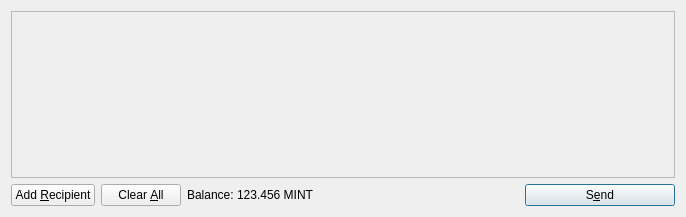
Before: the Qt Designer form src/qt/forms/sendcoinsdialog.ui in MintcoinCommunity/Mintcoin-Desktop-Wallet, drawn with Qt 5.
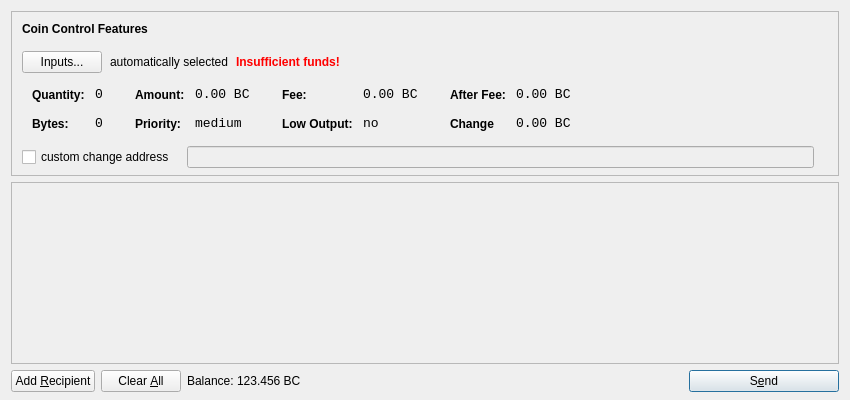
After: the same form once the commit is applied. Icons and pictures are not drawn.

Commit message:
CoinControl features added
Review and pull if all looks accurate.

```diff
--- a/src/qt/forms/sendcoinsdialog.ui
+++ b/src/qt/forms/sendcoinsdialog.ui
@@ -6,14 +6,615 @@
    <rect>
     <x>0</x>
     <y>0</y>
-    <width>686</width>
-    <height>217</height>
+    <width>850</width>
+    <height>400</height>
    </rect>
   </property>
   <property name="windowTitle">
    <string>Send Coins</string>
   </property>
-  <layout class="QVBoxLayout" name="verticalLayout">
+  <layout class="QVBoxLayout" name="verticalLayout" stretch="0,1,0">
+   <property name="bottomMargin">
+    <number>8</number>
+   </property>
+   <item>
+    <widget class="QFrame" name="frameCoinControl">
+     <property name="sizePolicy">
+      <sizepolicy hsizetype="Expanding" vsizetype="Expanding">
+       <horstretch>0</horstretch>
+       <verstretch>0</verstretch>
+      </sizepolicy>
+     </property>
+     <property name="maximumSize">
+      <size>
+       <width>16777215</width>
+       <height>16777215</height>
+      </size>
+     </property>
+     <property name="frameShape">
+      <enum>QFrame::StyledPanel</enum>
+     </property>
+     <property name="frameShadow">
+      <enum>QFrame::Sunken</enum>
+     </property>
+     <layout class="QVBoxLayout" name="verticalLayoutCoinControl2">
+      <property name="spacing">
+       <number>-1</number>
+      </property>
+      <property name="leftMargin">
+       <number>0</number>
+      </property>
+      <property name="topMargin">
+       <number>0</number>
+      </property>
+      <property name="rightMargin">
+       <number>0</number>
+      </property>
+      <property name="bottomMargin">
+       <number>6</number>
+      </property>
+      <item>
+       <layout class="QVBoxLayout" name="verticalLayoutCoinControl" stretch="0,0,0,0,1">
+        <property name="spacing">
+         <number>0</number>
+        </property>
+        <property name="leftMargin">
+         <number>10</number>
+        </property>
+        <property name="topMargin">
+         <number>10</number>
+        </property>
+        <item>
+         <layout class="QHBoxLayout" name="horizontalLayoutCoinControl1">
+          <property name="bottomMargin">
+           <number>15</number>
+          </property>
+          <item>
+           <widget class="QLabel" name="labelCoinControlFeatures">
+            <property name="sizePolicy">
+             <sizepolicy hsizetype="Preferred" vsizetype="Maximum">
+              <horstretch>0</horstretch>
+              <verstretch>0</verstretch>
+             </sizepolicy>
+            </property>
+            <property name="font">
+             <font>
+              <weight>75</weight>
+              <bold>true</bold>
+             </font>
+            </property>
+            <property name="styleSheet">
+             <string notr="true">font-weight:bold;</string>
+            </property>
+            <property name="text">
+             <string>Coin Control Features</string>
+            </property>
+           </widget>
+          </item>
+         </layout>
+        </item>
+        <item>
+         <layout class="QHBoxLayout" name="horizontalLayoutCoinControl2" stretch="0,0,0,0">
+          <property name="spacing">
+           <number>8</number>
+          </property>
+          <property name="bottomMargin">
+           <number>10</number>
+          </property>
+          <item>
+           <widget class="QPushButton" name="pushButtonCoinControl">
+            <property name="styleSheet">
+             <string notr="true"/>
+            </property>
+            <property name="text">
+             <string>Inputs...</string>
+            </property>
+           </widget>
+          </item>
+          <item>
+           <widget class="QLabel" name="labelCoinControlAutomaticallySelected">
+            <property name="text">
+             <string>automatically selected</string>
+            </property>
+            <property name="margin">
+             <number>5</number>
+            </property>
+           </widget>
+          </item>
+          <item>
+           <widget class="QLabel" name="labelCoinControlInsuffFunds">
+            <property name="font">
+             <font>
+              <weight>75</weight>
+              <bold>true</bold>
+             </font>
+            </property>
+            <property name="styleSheet">
+             <string notr="true">color:red;font-weight:bold;</string>
+            </property>
+            <property name="text">
+             <string>Insufficient funds!</string>
+            </property>
+            <property name="margin">
+             <number>5</number>
+            </property>
+           </widget>
+          </item>
+          <item>
+           <spacer name="horizontalSpacerCoinControl">
+            <property name="orientation">
+             <enum>Qt::Horizontal</enum>
+            </property>
+            <property name="sizeHint" stdset="0">
+             <size>
+              <width>40</width>
+              <height>1</height>
+             </size>
+            </property>
+           </spacer>
+          </item>
+         </layout>
+        </item>
+        <item>
+         <widget class="QWidget" name="widgetCoinControl" native="true">
+          <property name="sizePolicy">
+           <sizepolicy hsizetype="Preferred" vsizetype="Preferred">
+            <horstretch>0</horstretch>
+            <verstretch>0</verstretch>
+           </sizepolicy>
+          </property>
+          <property name="minimumSize">
+           <size>
+            <width>0</width>
+            <height>0</height>
+           </size>
+          </property>
+          <property name="styleSheet">
+           <string notr="true"/>
+          </property>
+          <layout class="QHBoxLayout" name="horizontalLayoutCoinControl5">
+           <property name="margin">
+            <number>0</number>
+           </property>
+           <item>
+            <layout class="QHBoxLayout" name="horizontalLayoutCoinControl3" stretch="0,0,0,1">
+             <property name="spacing">
+              <number>20</number>
+             </property>
+             <property name="topMargin">
+              <number>0</number>
+             </property>
+             <property name="bottomMargin">
+              <number>10</number>
+             </property>
+             <item>
+              <layout class="QFormLayout" name="formLayoutCoinControl1">
+               <property name="horizontalSpacing">
+                <number>10</number>
+               </property>
+               <property name="verticalSpacing">
+                <number>14</number>
+               </property>
+               <property name="leftMargin">
+                <number>10</number>
+               </property>
+               <property name="topMargin">
+                <number>4</number>
+               </property>
+               <property name="rightMargin">
+                <number>6</number>
+               </property>
+               <item row="0" column="0">
+                <widget class="QLabel" name="labelCoinControlQuantityText">
+                 <property name="styleSheet">
+                  <string notr="true">font-weight:bold;</string>
+                 </property>
+                 <property name="text">
+                  <string>Quantity:</string>
+                 </property>
+                 <property name="margin">
+                  <number>0</number>
+                 </property>
+                </widget>
+               </item>
+               <item row="0" column="1">
+                <widget class="QLabel" name="labelCoinControlQuantity">
+                 <property name="font">
+                  <font>
+                   <family>Monospace</family>
+                   <pointsize>10</pointsize>
+                  </font>
+                 </property>
+                 <property name="cursor">
+                  <cursorShape>IBeamCursor</cursorShape>
+                 </property>
+                 <property name="contextMenuPolicy">
+                  <enum>Qt::ActionsContextMenu</enum>
+                 </property>
+                 <property name="text">
+                  <string>0</string>
+                 </property>
+                 <property name="margin">
+                  <number>0</number>
+                 </property>
+                 <property name="textInteractionFlags">
+                  <set>Qt::LinksAccessibleByMouse|Qt::TextSelectableByKeyboard|Qt::TextSelectableByMouse</set>
+                 </property>
+                </widget>
+               </item>
+               <item row="1" column="0">
+                <widget class="QLabel" name="labelCoinControlBytesText">
+                 <property name="styleSheet">
+                  <string notr="true">font-weight:bold;</string>
+                 </property>
+                 <property name="text">
+                  <string>Bytes:</string>
+                 </property>
+                </widget>
+               </item>
+               <item row="1" column="1">
+                <widget class="QLabel" name="labelCoinControlBytes">
+                 <property name="font">
+                  <font>
+                   <family>Monospace</family>
+                   <pointsize>10</pointsize>
+                  </font>
+                 </property>
+                 <property name="cursor">
+                  <cursorShape>IBeamCursor</cursorShape>
+                 </property>
+                 <property name="contextMenuPolicy">
+                  <enum>Qt::ActionsContextMenu</enum>
+                 </property>
+                 <property name="text">
+                  <string>0</string>
+                 </property>
+                 <property name="textInteractionFlags">
+                  <set>Qt::LinksAccessibleByMouse|Qt::TextSelectableByKeyboard|Qt::TextSelectableByMouse</set>
+                 </property>
+                </widget>
+               </item>
+              </layout>
+             </item>
+             <item>
+              <layout class="QFormLayout" name="formLayoutCoinControl2">
+               <property name="horizontalSpacing">
+                <number>10</number>
+               </property>
+               <property name="verticalSpacing">
+                <number>14</number>
+               </property>
+               <property name="leftMargin">
+                <number>6</number>
+               </property>
+               <property name="topMargin">
+                <number>4</number>
+               </property>
+               <property name="rightMargin">
+                <number>6</number>
+               </property>
+               <item row="0" column="0">
+                <widget class="QLabel" name="labelCoinControlAmountText">
+                 <property name="styleSheet">
+                  <string notr="true">font-weight:bold;</string>
+                 </property>
+                 <property name="text">
+                  <string>Amount:</string>
+                 </property>
+                 <property name="margin">
+                  <number>0</number>
+                 </property>
+                </widget>
+               </item>
+               <item row="0" column="1">
+                <widget class="QLabel" name="labelCoinControlAmount">
+                 <property name="font">
+                  <font>
+                   <family>Monospace</family>
+                   <pointsize>10</pointsize>
+                  </font>
+                 </property>
+                 <property name="cursor">
+                  <cursorShape>IBeamCursor</cursorShape>
+                 </property>
+                 <property name="contextMenuPolicy">
+                  <enum>Qt::ActionsContextMenu</enum>
+                 </property>
+                 <property name="text">
+                  <string>0.00 BC</string>
+                 </property>
+                 <property name="textInteractionFlags">
+                  <set>Qt::LinksAccessibleByMouse|Qt::TextSelectableByKeyboard|Qt::TextSelectableByMouse</set>
+                 </property>
+                </widget>
+               </item>
+               <item row="1" column="0">
+                <widget class="QLabel" name="labelCoinControlPriorityText">
+                 <property name="styleSheet">
+                  <string notr="true">font-weight:bold;</string>
+                 </property>
+                 <property name="text">
+                  <string>Priority:</string>
+                 </property>
+                </widget>
+               </item>
+               <item row="1" column="1">
+                <widget class="QLabel" name="labelCoinControlPriority">
+                 <property name="font">
+                  <font>
+                   <family>Monospace</family>
+                   <pointsize>10</pointsize>
+                  </font>
+                 </property>
+                 <property name="cursor">
+                  <cursorShape>IBeamCursor</cursorShape>
+                 </property>
+                 <property name="contextMenuPolicy">
+                  <enum>Qt::ActionsContextMenu</enum>
+                 </property>
+                 <property name="text">
+                  <string>medium</string>
+                 </property>
+                 <property name="textInteractionFlags">
+                  <set>Qt::LinksAccessibleByMouse|Qt::TextSelectableByKeyboard|Qt::TextSelectableByMouse</set>
+                 </property>
+                </widget>
+               </item>
+              </layout>
+             </item>
+             <item>
+              <layout class="QFormLayout" name="formLayoutCoinControl3">
+               <property name="horizontalSpacing">
+                <number>10</number>
+               </property>
+               <property name="verticalSpacing">
+                <number>14</number>
+               </property>
+               <property name="leftMargin">
+                <number>6</number>
+               </property>
+               <property name="topMargin">
+                <number>4</number>
+               </property>
+               <property name="rightMargin">
+                <number>6</number>
+               </property>
+               <item row="0" column="0">
+                <widget class="QLabel" name="labelCoinControlFeeText">
+                 <property name="styleSheet">
+                  <string notr="true">font-weight:bold;</string>
+                 </property>
+                 <property name="text">
+                  <string>Fee:</string>
+                 </property>
+                 <property name="margin">
+                  <number>0</number>
+                 </property>
+                </widget>
+               </item>
+               <item row="0" column="1">
+                <widget class="QLabel" name="labelCoinControlFee">
+                 <property name="font">
+                  <font>
+                   <family>Monospace</family>
+                   <pointsize>10</pointsize>
+                  </font>
+                 </property>
+                 <property name="cursor">
+                  <cursorShape>IBeamCursor</cursorShape>
+                 </property>
+                 <property name="contextMenuPolicy">
+                  <enum>Qt::ActionsContextMenu</enum>
+                 </property>
+                 <property name="text">
+                  <string>0.00 BC</string>
+                 </property>
+                 <property name="textInteractionFlags">
+                  <set>Qt::LinksAccessibleByMouse|Qt::TextSelectableByKeyboard|Qt::TextSelectableByMouse</set>
+                 </property>
+                </widget>
+               </item>
+               <item row="1" column="0">
+                <widget class="QLabel" name="labelCoinControlLowOutputText">
+                 <property name="styleSheet">
+                  <string notr="true">font-weight:bold;</string>
+                 </property>
+                 <property name="text">
+                  <string>Low Output:</string>
+                 </property>
+                </widget>
+               </item>
+               <item row="1" column="1">
+                <widget class="QLabel" name="labelCoinControlLowOutput">
+                 <property name="font">
+                  <font>
+                   <family>Monospace</family>
+                   <pointsize>10</pointsize>
+                  </font>
+                 </property>
+                 <property name="cursor">
+                  <cursorShape>IBeamCursor</cursorShape>
+                 </property>
+                 <property name="contextMenuPolicy">
+                  <enum>Qt::ActionsContextMenu</enum>
+                 </property>
+                 <property name="text">
+                  <string>no</string>
+                 </property>
+                 <property name="textInteractionFlags">
+                  <set>Qt::LinksAccessibleByMouse|Qt::TextSelectableByKeyboard|Qt::TextSelectableByMouse</set>
+                 </property>
+                </widget>
+               </item>
+              </layout>
+             </item>
+             <item>
+              <layout class="QFormLayout" name="formLayoutCoinControl4">
+               <property name="horizontalSpacing">
+                <number>10</number>
+               </property>
+               <property name="verticalSpacing">
+                <number>14</number>
+               </property>
+               <property name="leftMargin">
+                <number>6</number>
+               </property>
+               <property name="topMargin">
+                <number>4</number>
+               </property>
+               <property name="rightMargin">
+                <number>6</number>
+               </property>
+               <item row="0" column="0">
+                <widget class="QLabel" name="labelCoinControlAfterFeeText">
+                 <property name="styleSheet">
+                  <string notr="true">font-weight:bold;</string>
+                 </property>
+                 <property name="text">
+                  <string>After Fee:</string>
+                 </property>
+                 <property name="margin">
+                  <number>0</number>
+                 </property>
+                </widget>
+               </item>
+               <item row="0" column="1">
+                <widget class="QLabel" name="labelCoinControlAfterFee">
+                 <property name="font">
+                  <font>
+                   <family>Monospace</family>
+                   <pointsize>10</pointsize>
+                  </font>
+                 </property>
+                 <property name="cursor">
+                  <cursorShape>IBeamCursor</cursorShape>
+                 </property>
+                 <property name="contextMenuPolicy">
+                  <enum>Qt::ActionsContextMenu</enum>
+                 </property>
+                 <property name="text">
+                  <string>0.00 BC</string>
+                 </property>
+                 <property name="textInteractionFlags">
+                  <set>Qt::LinksAccessibleByMouse|Qt::TextSelectableByKeyboard|Qt::TextSelectableByMouse</set>
+                 </property>
+                </widget>
+               </item>
+               <item row="1" column="0">
+                <widget class="QLabel" name="labelCoinControlChangeText">
+                 <property name="styleSheet">
+                  <string notr="true">font-weight:bold;</string>
+                 </property>
+                 <property name="text">
+                  <string>Change</string>
+                 </property>
+                </widget>
+               </item>
+               <item row="1" column="1">
+                <widget class="QLabel" name="labelCoinControlChange">
+                 <property name="font">
+                  <font>
+                   <family>Monospace</family>
+                   <pointsize>10</pointsize>
+                  </font>
+                 </property>
+                 <property name="cursor">
+                  <cursorShape>IBeamCursor</cursorShape>
+                 </property>
+                 <property name="contextMenuPolicy">
+                  <enum>Qt::ActionsContextMenu</enum>
+                 </property>
+                 <property name="text">
+                  <string>0.00 BC</string>
+                 </property>
+                 <property name="textInteractionFlags">
+                  <set>Qt::LinksAccessibleByMouse|Qt::TextSelectableByKeyboard|Qt::TextSelectableByMouse</set>
+                 </property>
+                </widget>
+               </item>
+              </layout>
+             </item>
+            </layout>
+           </item>
+          </layout>
+         </widget>
+        </item>
+        <item>
+         <layout class="QHBoxLayout" name="horizontalLayoutCoinControl4" stretch="0,0,0">
+          <property name="spacing">
+           <number>12</number>
+          </property>
+          <property name="sizeConstraint">
+           <enum>QLayout::SetDefaultConstraint</enum>
+          </property>
+          <property name="topMargin">
+           <number>5</number>
+          </property>
+          <property name="rightMargin">
+           <number>5</number>
+          </property>
+          <item>
+           <widget class="QCheckBox" name="checkBoxCoinControlChange">
+            <property name="text">
+             <string>custom change address</string>
+            </property>
+           </widget>
+          </item>
+          <item>
+           <widget class="QLineEdit" name="lineEditCoinControlChange">
+            <property name="enabled">
+             <bool>false</bool>
+            </property>
+            <property name="sizePolicy">
+             <sizepolicy hsizetype="Expanding" vsizetype="Fixed">
+              <horstretch>0</horstretch>
+              <verstretch>0</verstretch>
+             </sizepolicy>
+            </property>
+           </widget>
+          </item>
+          <item>
+           <widget class="QLabel" name="labelCoinControlChangeLabel">
+            <property name="sizePolicy">
+             <sizepolicy hsizetype="Preferred" vsizetype="Expanding">
+              <horstretch>0</horstretch>
+              <verstretch>0</verstretch>
+             </sizepolicy>
+            </property>
+            <property name="minimumSize">
+             <size>
+              <width>0</width>
+              <height>0</height>
+             </size>
+            </property>
+            <property name="text">
+             <string/>
+            </property>
+            <property name="margin">
+             <number>3</number>
+            </property>
+           </widget>
+          </item>
+         </layout>
+        </item>
+        <item>
+         <spacer name="verticalSpacerCoinControl">
+          <property name="orientation">
+           <enum>Qt::Vertical</enum>
+          </property>
+          <property name="sizeHint" stdset="0">
+           <size>
+            <width>800</width>
+            <height>1</height>
+           </size>
+          </property>
+         </spacer>
+        </item>
+       </layout>
+      </item>
+     </layout>
+    </widget>
+   </item>
    <item>
     <widget class="QScrollArea" name="scrollArea">
      <property name="widgetResizable">
@@ -24,7 +625,7 @@
        <rect>
         <x>0</x>
         <y>0</y>
-        <width>666</width>
+        <width>830</width>
         <height>165</height>
        </rect>
       </property>
@@ -108,6 +709,12 @@
        </property>
        <item>
         <widget class="QLabel" name="label">
+         <property name="sizePolicy">
+          <sizepolicy hsizetype="Preferred" vsizetype="Fixed">
+           <horstretch>0</horstretch>
+           <verstretch>0</verstretch>
+          </sizepolicy>
+         </property>
          <property name="text">
           <string>Balance:</string>
          </property>
@@ -115,11 +722,17 @@
        </item>
        <item>
         <widget class="QLabel" name="labelBalance">
+         <property name="sizePolicy">
+          <sizepolicy hsizetype="Preferred" vsizetype="Fixed">
+           <horstretch>0</horstretch>
+           <verstretch>0</verstretch>
+          </sizepolicy>
+         </property>
          <property name="cursor">
           <cursorShape>IBeamCursor</cursorShape>
          </property>
          <property name="text">
-          <string>123.456 MINT</string>
+          <string>123.456 BC</string>
          </property>
          <property name="textInteractionFlags">
           <set>Qt::LinksAccessibleByMouse|Qt::TextSelectableByKeyboard|Qt::TextSelectableByMouse</set>
```
The commit also changes 23 other files.
